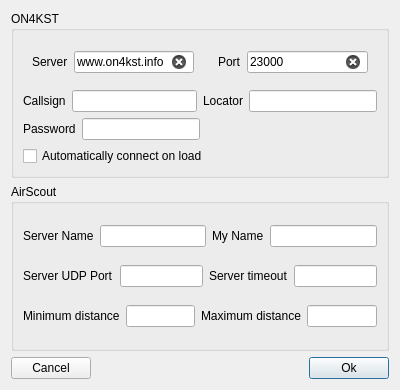
Above: mqt/MqtKSTClient/kstconfigure.ui from Rsclub22/Minos2-Mirror before the change. Below: the same form after it.
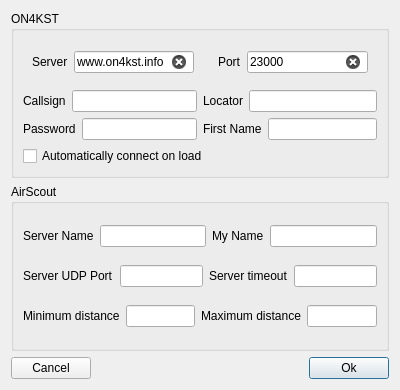
That is the form after the change.

The edit to the form file:
```diff
--- a/mqt/MqtKSTClient/kstconfigure.ui
+++ b/mqt/MqtKSTClient/kstconfigure.ui
@@ -107,7 +107,7 @@
        </layout>
       </item>
       <item>
-       <layout class="QHBoxLayout" name="horizontalLayout_9">
+       <layout class="QHBoxLayout" name="horizontalLayout_10">
         <item>
          <layout class="QHBoxLayout" name="horizontalLayout_3">
           <item>
@@ -127,17 +127,18 @@
          </layout>
         </item>
         <item>
-         <spacer name="horizontalSpacer_3">
-          <property name="orientation">
-           <enum>Qt::Horizontal</enum>
-          </property>
-          <property name="sizeHint" stdset="0">
-           <size>
-            <width>40</width>
-            <height>20</height>
-           </size>
-          </property>
-         </spacer>
+         <layout class="QHBoxLayout" name="horizontalLayout_9">
+          <item>
+           <widget class="QLabel" name="label_6">
+            <property name="text">
+             <string>First Name</string>
+            </property>
+           </widget>
+          </item>
+          <item>
+           <widget class="QLineEdit" name="nameEdit"/>
+          </item>
+         </layout>
         </item>
        </layout>
       </item>
```
